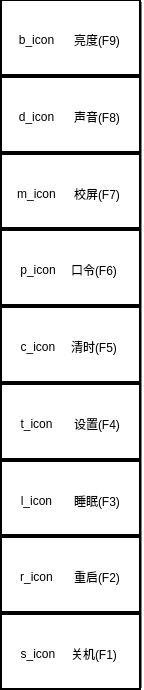
This is startmenu.ui in taiyuankejizhu/SparkZNC as Qt 5 draws it before an edit. The edited form follows.
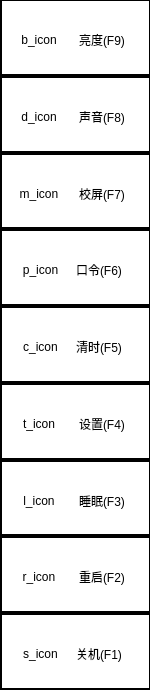
This is the edited form.

Diff of the .ui file:
```diff
--- a/startmenu.ui
+++ b/startmenu.ui
@@ -6,425 +6,10 @@
    <rect>
     <x>0</x>
     <y>0</y>
-    <width>144</width>
+    <width>150</width>
     <height>690</height>
    </rect>
   </property>
-  <property name="palette">
-   <palette>
-    <active>
-     <colorrole role="WindowText">
-      <brush brushstyle="SolidPattern">
-       <color alpha="255">
-        <red>255</red>
-        <green>255</green>
-        <blue>255</blue>
-       </color>
-      </brush>
-     </colorrole>
-     <colorrole role="Button">
-      <brush brushstyle="SolidPattern">
-       <color alpha="255">
-        <red>128</red>
-        <green>128</green>
-        <blue>128</blue>
-       </color>
-      </brush>
-     </colorrole>
-     <colorrole role="Light">
-      <brush brushstyle="SolidPattern">
-       <color alpha="255">
-        <red>192</red>
-        <green>192</green>
-        <blue>192</blue>
-       </color>
-      </brush>
-     </colorrole>
-     <colorrole role="Midlight">
-      <brush brushstyle="SolidPattern">
-       <color alpha="255">
-        <red>160</red>
-        <green>160</green>
-        <blue>160</blue>
-       </color>
-      </brush>
-     </colorrole>
-     <colorrole role="Dark">
-      <brush brushstyle="SolidPattern">
-       <color alpha="255">
-        <red>64</red>
-        <green>64</green>
-        <blue>64</blue>
-       </color>
-      </brush>
-     </colorrole>
-     <colorrole role="Mid">
-      <brush brushstyle="SolidPattern">
-       <color alpha="255">
-        <red>85</red>
-        <green>85</green>
-        <blue>85</blue>
-       </color>
-      </brush>
-     </colorrole>
-     <colorrole role="Text">
-      <brush brushstyle="SolidPattern">
-       <color alpha="255">
-        <red>255</red>
-        <green>255</green>
-        <blue>255</blue>
-       </color>
-      </brush>
-     </colorrole>
-     <colorrole role="BrightText">
-      <brush brushstyle="SolidPattern">
-       <color alpha="255">
-        <red>255</red>
-        <green>255</green>
-        <blue>255</blue>
-       </color>
-      </brush>
-     </colorrole>
-     <colorrole role="ButtonText">
-      <brush brushstyle="SolidPattern">
-       <color alpha="255">
-        <red>255</red>
-        <green>255</green>
-        <blue>255</blue>
-       </color>
-      </brush>
-     </colorrole>
-     <colorrole role="Base">
-      <brush brushstyle="SolidPattern">
-       <color alpha="255">
-        <red>0</red>
-        <green>0</green>
-        <blue>0</blue>
-       </color>
-      </brush>
-     </colorrole>
-     <colorrole role="Window">
-      <brush brushstyle="SolidPattern">
-       <color alpha="255">
-        <red>128</red>
-        <green>128</green>
-        <blue>128</blue>
-       </color>
-      </brush>
-     </colorrole>
-     <colorrole role="Shadow">
-      <brush brushstyle="SolidPattern">
-       <color alpha="255">
-        <red>0</red>
-        <green>0</green>
-        <blue>0</blue>
-       </color>
-      </brush>
-     </colorrole>
-     <colorrole role="AlternateBase">
-      <brush brushstyle="SolidPattern">
-       <color alpha="255">
-        <red>64</red>
-        <green>64</green>
-        <blue>64</blue>
-       </color>
-      </brush>
-     </colorrole>
-     <colorrole role="ToolTipBase">
-      <brush brushstyle="SolidPattern">
-       <color alpha="255">
-        <red>255</red>
-        <green>255</green>
-        <blue>220</blue>
-       </color>
-      </brush>
-     </colorrole>
-     <colorrole role="ToolTipText">
-      <brush brushstyle="SolidPattern">
-       <color alpha="255">
-        <red>0</red>
-        <green>0</green>
-        <blue>0</blue>
-       </color>
-      </brush>
-     </colorrole>
-    </active>
-    <inactive>
-     <colorrole role="WindowText">
-      <brush brushstyle="SolidPattern">
-       <color alpha="255">
-        <red>255</red>
-        <green>255</green>
-        <blue>255</blue>
-       </color>
-      </brush>
-     </colorrole>
-     <colorrole role="Button">
-      <brush brushstyle="SolidPattern">
-       <color alpha="255">
-        <red>128</red>
-        <green>128</green>
-        <blue>128</blue>
-       </color>
-      </brush>
-     </colorrole>
-     <colorrole role="Light">
-      <brush brushstyle="SolidPattern">
-       <color alpha="255">
-        <red>192</red>
-        <green>192</green>
-        <blue>192</blue>
-       </color>
-      </brush>
-     </colorrole>
-     <colorrole role="Midlight">
-      <brush brushstyle="SolidPattern">
-       <color alpha="255">
-        <red>160</red>
-        <green>160</green>
-        <blue>160</blue>
-       </color>
-      </brush>
-     </colorrole>
-     <colorrole role="Dark">
-      <brush brushstyle="SolidPattern">
-       <color alpha="255">
-        <red>64</red>
-        <green>64</green>
-        <blue>64</blue>
-       </color>
-      </brush>
-     </colorrole>
-     <colorrole role="Mid">
-      <brush brushstyle="SolidPattern">
-       <color alpha="255">
-        <red>85</red>
-        <green>85</green>
-        <blue>85</blue>
-       </color>
-      </brush>
-     </colorrole>
-     <colorrole role="Text">
-      <brush brushstyle="SolidPattern">
-       <color alpha="255">
-        <red>255</red>
-        <green>255</green>
-        <blue>255</blue>
-       </color>
-      </brush>
-     </colorrole>
-     <colorrole role="BrightText">
-      <brush brushstyle="SolidPattern">
-       <color alpha="255">
-        <red>255</red>
-        <green>255</green>
-        <blue>255</blue>
-       </color>
-      </brush>
-     </colorrole>
-     <colorrole role="ButtonText">
-      <brush brushstyle="SolidPattern">
-       <color alpha="255">
-        <red>255</red>
-        <green>255</green>
-        <blue>255</blue>
-       </color>
-      </brush>
-     </colorrole>
-     <colorrole role="Base">
-      <brush brushstyle="SolidPattern">
-       <color alpha="255">
-        <red>0</red>
-        <green>0</green>
-        <blue>0</blue>
-       </color>
-      </brush>
-     </colorrole>
-     <colorrole role="Window">
-      <brush brushstyle="SolidPattern">
-       <color alpha="255">
-        <red>128</red>
-        <green>128</green>
-        <blue>128</blue>
-       </color>
-      </brush>
-     </colorrole>
-     <colorrole role="Shadow">
-      <brush brushstyle="SolidPattern">
-       <color alpha="255">
-        <red>0</red>
-        <green>0</green>
-        <blue>0</blue>
-       </color>
-      </brush>
-     </colorrole>
-     <colorrole role="AlternateBase">
-      <brush brushstyle="SolidPattern">
-       <color alpha="255">
-        <red>64</red>
-        <green>64</green>
-        <blue>64</blue>
-       </color>
-      </brush>
-     </colorrole>
-     <colorrole role="ToolTipBase">
-      <brush brushstyle="SolidPattern">
-       <color alpha="255">
-        <red>255</red>
-        <green>255</green>
-        <blue>220</blue>
-       </color>
-      </brush>
-     </colorrole>
-     <colorrole role="ToolTipText">
-      <brush brushstyle="SolidPattern">
-       <color alpha="255">
-        <red>0</red>
-        <green>0</green>
-        <blue>0</blue>
-       </color>
-      </brush>
-     </colorrole>
-    </inactive>
-    <disabled>
-     <colorrole role="WindowText">
-      <brush brushstyle="SolidPattern">
-       <color alpha="255">
-        <red>64</red>
-        <green>64</green>
-        <blue>64</blue>
-       </color>
-      </brush>
-     </colorrole>
-     <colorrole role="Button">
-      <brush brushstyle="SolidPattern">
-       <color alpha="255">
-        <red>128</red>
-        <green>128</green>
-        <blue>128</blue>
-       </color>
-      </brush>
-     </colorrole>
-     <colorrole role="Light">
-      <brush brushstyle="SolidPattern">
-       <color alpha="255">
-        <red>192</red>
-        <green>192</green>
-        <blue>192</blue>
-       </color>
-      </brush>
-     </colorrole>
-     <colorrole role="Midlight">
-      <brush brushstyle="SolidPattern">
-       <color alpha="255">
-        <red>160</red>
-        <green>160</green>
-        <blue>160</blue>
-       </color>
-      </brush>
-     </colorrole>
-     <colorrole role="Dark">
-      <brush brushstyle="SolidPattern">
-       <color alpha="255">
-        <red>64</red>
-        <green>64</green>
-        <blue>64</blue>
-       </color>
-      </brush>
-     </colorrole>
-     <colorrole role="Mid">
-      <brush brushstyle="SolidPattern">
-       <color alpha="255">
-        <red>85</red>
-        <green>85</green>
-        <blue>85</blue>
-       </color>
-      </brush>
-     </colorrole>
-     <colorrole role="Text">
-      <brush brushstyle="SolidPattern">
-       <color alpha="255">
-        <red>64</red>
-        <green>64</green>
-        <blue>64</blue>
-       </color>
-      </brush>
-     </colorrole>
-     <colorrole role="BrightText">
-      <brush brushstyle="SolidPattern">
-       <color alpha="255">
-        <red>255</red>
-        <green>255</green>
-        <blue>255</blue>
-       </color>
-      </brush>
-     </colorrole>
-     <colorrole role="ButtonText">
-      <brush brushstyle="SolidPattern">
-       <color alpha="255">
-        <red>64</red>
-        <green>64</green>
-        <blue>64</blue>
-       </color>
-      </brush>
-     </colorrole>
-     <colorrole role="Base">
-      <brush brushstyle="SolidPattern">
-       <color alpha="255">
-        <red>128</red>
-        <green>128</green>
-        <blue>128</blue>
-       </color>
-      </brush>
-     </colorrole>
-     <colorrole role="Window">
-      <brush brushstyle="SolidPattern">
-       <color alpha="255">
-        <red>128</red>
-        <green>128</green>
-        <blue>128</blue>
-       </color>
-      </brush>
-     </colorrole>
-     <colorrole role="Shadow">
-      <brush brushstyle="SolidPattern">
-       <color alpha="255">
-        <red>0</red>
-        <green>0</green>
-        <blue>0</blue>
-       </color>
-      </brush>
-     </colorrole>
-     <colorrole role="AlternateBase">
-      <brush brushstyle="SolidPattern">
-       <color alpha="255">
-        <red>128</red>
-        <green>128</green>
-        <blue>128</blue>
-       </color>
-      </brush>
-     </colorrole>
-     <colorrole role="ToolTipBase">
-      <brush brushstyle="SolidPattern">
-       <color alpha="255">
-        <red>255</red>
-        <green>255</green>
-        <blue>220</blue>
-       </color>
-      </brush>
-     </colorrole>
-     <colorrole role="ToolTipText">
-      <brush brushstyle="SolidPattern">
-       <color alpha="255">
-        <red>0</red>
-        <green>0</green>
-        <blue>0</blue>
-       </color>
-      </brush>
-     </colorrole>
-    </disabled>
-   </palette>
-  </property>
   <property name="windowTitle">
    <string>Form</string>
   </property>
@@ -433,13 +18,10 @@
     <rect>
      <x>0</x>
      <y>0</y>
-     <width>144</width>
+     <width>150</width>
      <height>690</height>
     </rect>
    </property>
-   <property name="autoFillBackground">
-    <bool>true</bool>
-   </property>
    <property name="frameShape">
     <enum>QFrame::WinPanel</enum>
    </property>
@@ -451,7 +33,7 @@
      <rect>
       <x>0</x>
       <y>-1</y>
-      <width>141</width>
+      <width>151</width>
       <height>691</height>
      </rect>
     </property>
@@ -902,7 +484,7 @@
          <rect>
           <x>0</x>
           <y>20</y>
-          <width>141</width>
+          <width>151</width>
           <height>41</height>
          </rect>
         </property>
@@ -1371,7 +953,7 @@
          <rect>
           <x>0</x>
           <y>20</y>
-          <width>141</width>
+          <width>151</width>
           <height>41</height>
          </rect>
         </property>
@@ -1840,7 +1422,7 @@
          <rect>
           <x>0</x>
           <y>20</y>
-          <width>141</width>
+          <width>151</width>
           <height>41</height>
          </rect>
         </property>
@@ -2309,7 +1891,7 @@
          <rect>
           <x>0</x>
           <y>20</y>
-          <width>141</width>
+          <width>151</width>
           <height>41</height>
          </rect>
         </property>
@@ -2781,7 +2363,7 @@
          <rect>
           <x>0</x>
           <y>20</y>
-          <width>141</width>
+          <width>151</width>
           <height>41</height>
          </rect>
         </property>
@@ -3253,7 +2835,7 @@
          <rect>
           <x>0</x>
           <y>20</y>
-          <width>141</width>
+          <width>151</width>
           <height>41</height>
          </rect>
         </property>
@@ -3722,7 +3304,7 @@
          <rect>
           <x>0</x>
           <y>20</y>
-          <width>141</width>
+          <width>151</width>
           <height>41</height>
          </rect>
         </property>
@@ -4191,7 +3773,7 @@
          <rect>
           <x>0</x>
           <y>20</y>
-          <width>141</width>
+          <width>151</width>
           <height>41</height>
          </rect>
         </property>
@@ -4660,7 +4242,7 @@
          <rect>
           <x>0</x>
           <y>20</y>
-          <width>141</width>
+          <width>151</width>
           <height>41</height>
          </rect>
         </property>
```
